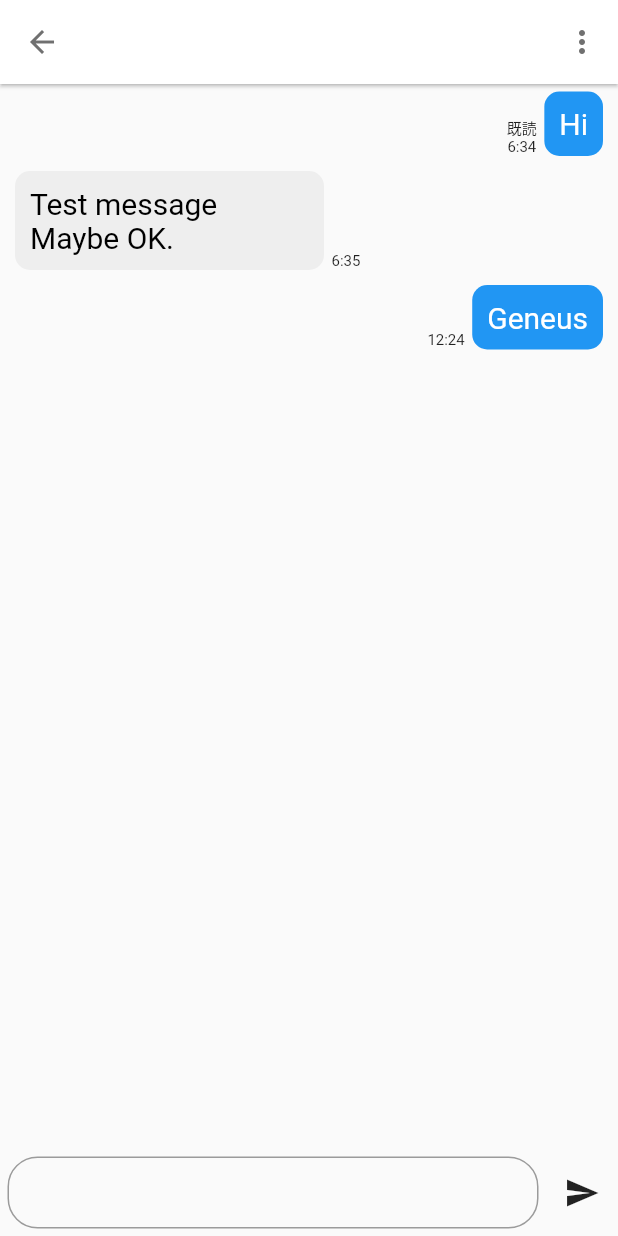
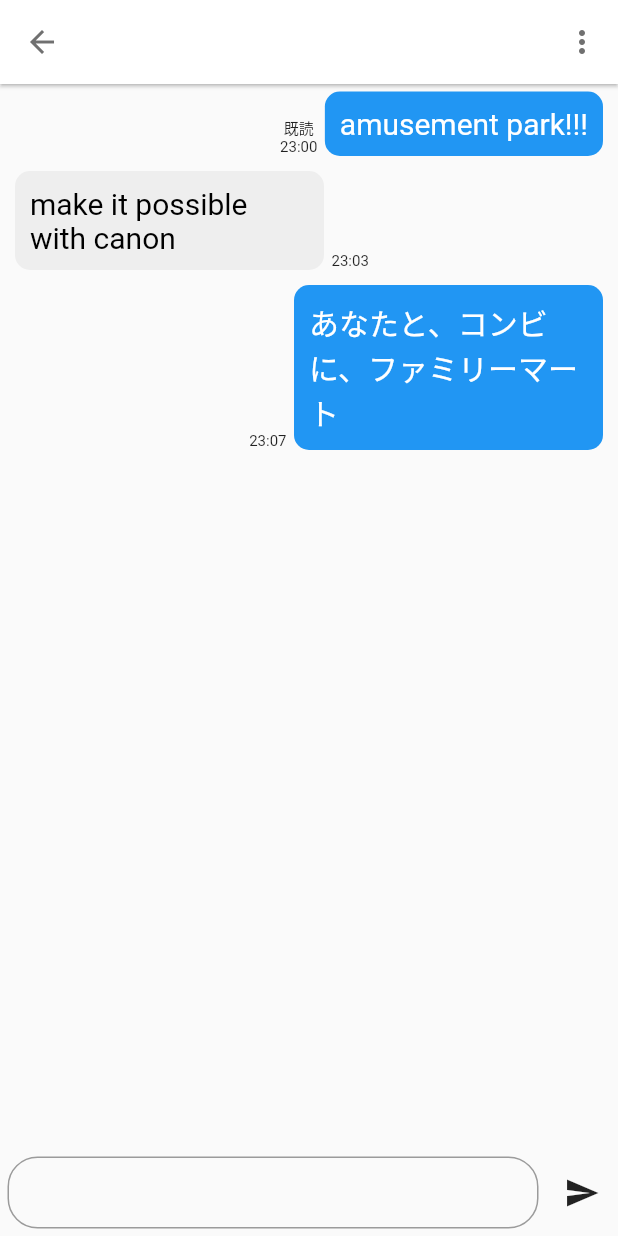
Before and after one commit to stamp-team/chat-flutter, a Flutter app: the RoomPage screen opened directly with empty values, on a phone screen of 412 x 824 dp. Run offline on Flutter 3.47's test engine with Material 2 defaults, Android fonts, the phone set to English and light mode, and no system bars; network calls fail.

```diff
--- /dev/null
+++ b/lib/message_list.dart
@@ -0,0 +1,47 @@
+import 'package:flutter/material.dart';
+import 'message_list_item.dart';
+import 'package:chat_flutter/model/message.dart';
+
+class MessageList extends StatefulWidget {
+  @override
+  _MessageListState createState() => _MessageListState();
+}
+
+class _MessageListState extends State<MessageList> {
+  List<Message> messageList;
+  void initState() {
+    super.initState();
+    messageList = [
+      Message(
+        message: "amusement park!!!",
+        sendTime: "23:00",
+        isMe: true,
+        isRead: true,
+      ),
+      Message(
+        message: "make it possible with canon",
+        sendTime: "23:03",
+        isMe: false,
+        isRead: true,
+      ),
+      Message(
+        message: "あなたと、コンビに、ファミリーマート",
+        sendTime: "23:07",
+        isMe: true,
+        isRead: false,
+      ),
+    ];
+  }
+
+  @override
+  Widget build(BuildContext context) {
+    return Expanded(
+      child: ListView(
+        children: <Widget>[
+          //TODO:messageListを回してMessageListItemを作る
+          for(var message in messageList)MessageListItem(message),
+        ],
+      ),
+    );
+  }
+}
--- /dev/null
+++ b/lib/message_list_item.dart
@@ -0,0 +1,62 @@
+import 'package:chat_flutter/model/message.dart';
+import 'package:flutter/material.dart';
+
+class MessageListItem extends StatelessWidget {
+  final Message message;
+  MessageListItem(this.message);
+  @override
+  Widget build(BuildContext context) {
+    //isMeは頻繁に使うし変化しないから、ここで定義するのは？
+    //あとmessage.messageに少し違和感 => message.textとか？
+    return Padding(
+    padding: const EdgeInsets.all(5.0),
+    child: Row(
+      mainAxisAlignment: message.isMe ? MainAxisAlignment.end : MainAxisAlignment.start,
+      crossAxisAlignment: CrossAxisAlignment.end,
+      children: <Widget>[
+        if (message.isMe)
+          Column(
+            children: <Widget>[
+              Text(
+                (message.isRead) ? "既読" : "",
+                style: TextStyle(fontSize: 10),
+              ),
+              Text(
+                message.sendTime,
+                style: TextStyle(fontSize: 10),
+              ),
+            ],
+          ),
+        Container(
+          constraints: BoxConstraints(
+            maxWidth: MediaQuery.of(context).size.width / 2,
+          ),
+          margin: const EdgeInsets.symmetric(
+            horizontal: 5,
+          ),
+          decoration: BoxDecoration(
+            borderRadius: BorderRadius.circular(10),
+            color: message.isMe?Colors.blue:Color(0xffEEEEEE),
+          ),
+          padding: const EdgeInsets.all(10),
+          child: Text(
+            message.message,
+            softWrap: true,
+            style: TextStyle(
+              fontSize: 20,
+              color: message.isMe?Colors.white:Colors.black,
+            ),
+          ),
+        ),
+        if (!message.isMe)
+          Text(
+            message.sendTime,
+            style: TextStyle(
+              fontSize: 10,
+            ),
+          ),
+      ],
+    ),
+  );
+  }
+}
--- /dev/null
+++ b/lib/model/message.dart
@@ -0,0 +1,7 @@
+class Message{
+  String message;
+  String sendTime;
+  bool isMe;
+  bool isRead;
+  Message({this.message,this.sendTime,this.isMe,this.isRead});
+}
--- a/lib/room_page.dart
+++ b/lib/room_page.dart
@@ -1,5 +1,6 @@
 import 'package:flutter/material.dart';
 import 'package:flutter/rendering.dart';
+import 'message_list.dart';
 
 class RoomPage extends StatefulWidget {
   final String name;
@@ -12,6 +13,7 @@ class RoomPage extends StatefulWidget {
 class _RoomPageState extends State<RoomPage> {
   final String name;
   _RoomPageState(this.name);
+
   @override
   Widget build(BuildContext context) {
     final TextEditingController _controller = TextEditingController();
@@ -89,82 +91,3 @@ class _RoomPageState extends State<RoomPage> {
     );
   }
 }
-
-class MessageList extends StatefulWidget {
-  @override
-  _MessageListState createState() => _MessageListState();
-}
-
-class _MessageListState extends State<MessageList> {
-  @override
-  Widget build(BuildContext context) {
-    return Expanded(
-      child: ListView(
-        children: <Widget>[
-          messageItem(true, context, "Hi", "6:34", true),
-          messageItem(false, context, "Test message Maybe OK.", '6:35', true),
-          messageItem(true, context, "Geneus", "12:24", false),
-        ],
-      ),
-    );
-  }
-}
-
-Widget messageItem(
-  bool isMe, //IDとの一致で判定する予定
-  BuildContext context,
-  String message,
-  String time,
-  bool isRead,
-) {
-  return Padding(
-    padding: const EdgeInsets.all(5.0),
-    child: Row(
-      mainAxisAlignment: isMe ? MainAxisAlignment.end : MainAxisAlignment.start,
-      crossAxisAlignment: CrossAxisAlignment.end,
-      children: <Widget>[
-        if (isMe)
-          Column(
-            children: <Widget>[
-              Text(
-                (isRead) ? "既読" : "",
-                style: TextStyle(fontSize: 10),
-              ),
-              Text(
-                time,
-                style: TextStyle(fontSize: 10),
-              ),
-            ],
-          ),
-        Container(
-          constraints: BoxConstraints(
-            maxWidth: MediaQuery.of(context).size.width / 2,
-          ),
-          margin: const EdgeInsets.symmetric(
-            horizontal: 5,
-          ),
-          decoration: BoxDecoration(
-            borderRadius: BorderRadius.circular(10),
-            color: isMe?Colors.blue:Color(0xffEEEEEE),
-          ),
-          padding: const EdgeInsets.all(10),
-          child: Text(
-            message,
-            softWrap: true,
-            style: TextStyle(
-              fontSize: 20,
-              color: isMe?Colors.white:Colors.black,
-            ),
-          ),
-        ),
-        if (!isMe)
-          Text(
-            time,
-            style: TextStyle(
-              fontSize: 10,
-            ),
-          ),
-      ],
-    ),
-  );
-}
```
Also changed, not shown: lib/home_page.dart (+39 -35 lines), lib/home_page_app_bar.dart (added, +37 -0 lines), lib/home_page_list_tile.dart (renamed from lib/home_page_list_item.dart, +9 -12 lines), lib/home_page_tile_group.dart (+3 -7 lines), lib/main_page.dart (+4 -53 lines), lib/model/group.dart (added, +9 -0 lines), lib/model/room.dart (added, +13 -0 lines), lib/model/user.dart (added, +10 -0 lines), lib/talk_page.dart (+30 -118 lines), lib/talk_page_app_bar.dart (added, +28 -0 lines), lib/talk_page_list_tile.dart (added, +85 -0 lines).
